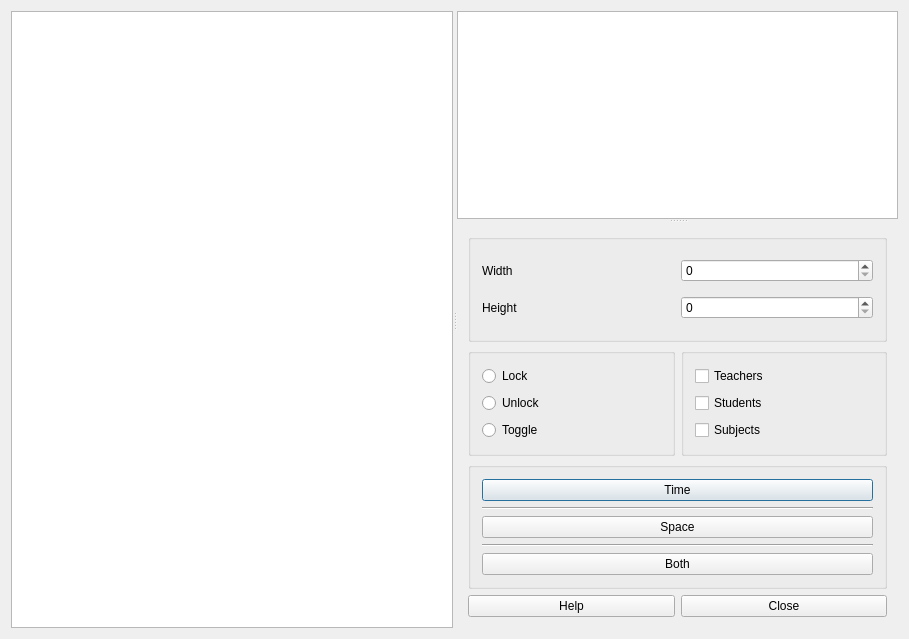
Old version of the form fet/src/interface/timetableviewroomstimehorizontalform_template.ui in the repository vonmecheln/fet.
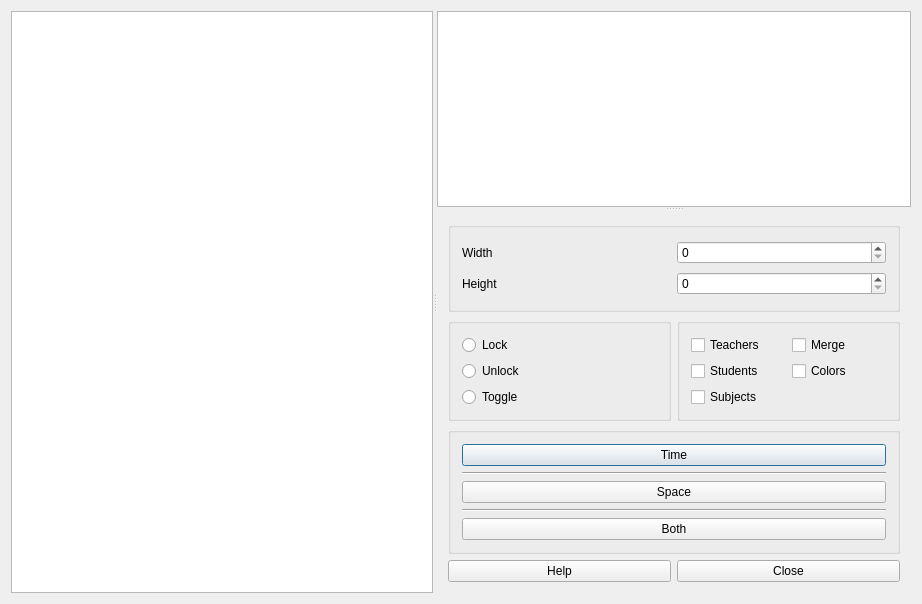
New version of the form.

Patch:
```diff
--- a/fet/src/interface/timetableviewroomstimehorizontalform_template.ui
+++ b/fet/src/interface/timetableviewroomstimehorizontalform_template.ui
@@ -6,8 +6,8 @@
    <rect>
     <x>0</x>
     <y>0</y>
-    <width>909</width>
-    <height>639</height>
+    <width>922</width>
+    <height>604</height>
    </rect>
   </property>
   <property name="windowTitle">
@@ -94,14 +94,7 @@
              <string/>
             </property>
             <layout class="QGridLayout" name="gridLayout_2">
-             <item row="1" column="0">
-              <widget class="QCheckBox" name="studentsCheckBox">
-               <property name="text">
-                <string>Students</string>
-               </property>
-              </widget>
-             </item>
-             <item row="2" column="0">
+             <item row="4" column="0">
               <widget class="QCheckBox" name="subjectsCheckBox">
                <property name="text">
                 <string>Subjects</string>
@@ -115,6 +108,27 @@
                </property>
               </widget>
              </item>
+             <item row="0" column="1">
+              <widget class="QCheckBox" name="spanCheckBox">
+               <property name="text">
+                <string extracomment="It means that the cells for the same activity will be merged.">Merge</string>
+               </property>
+              </widget>
+             </item>
+             <item row="1" column="1">
+              <widget class="QCheckBox" name="colorsCheckBox">
+               <property name="text">
+                <string extracomment="It means to use colors in the timetable view.">Colors</string>
+               </property>
+              </widget>
+             </item>
+             <item row="1" column="0">
+              <widget class="QCheckBox" name="studentsCheckBox">
+               <property name="text">
+                <string>Students</string>
+               </property>
+              </widget>
+             </item>
             </layout>
            </widget>
           </item>
```
Left out of the diff: 8 changed lines with no effect on the pictures.
